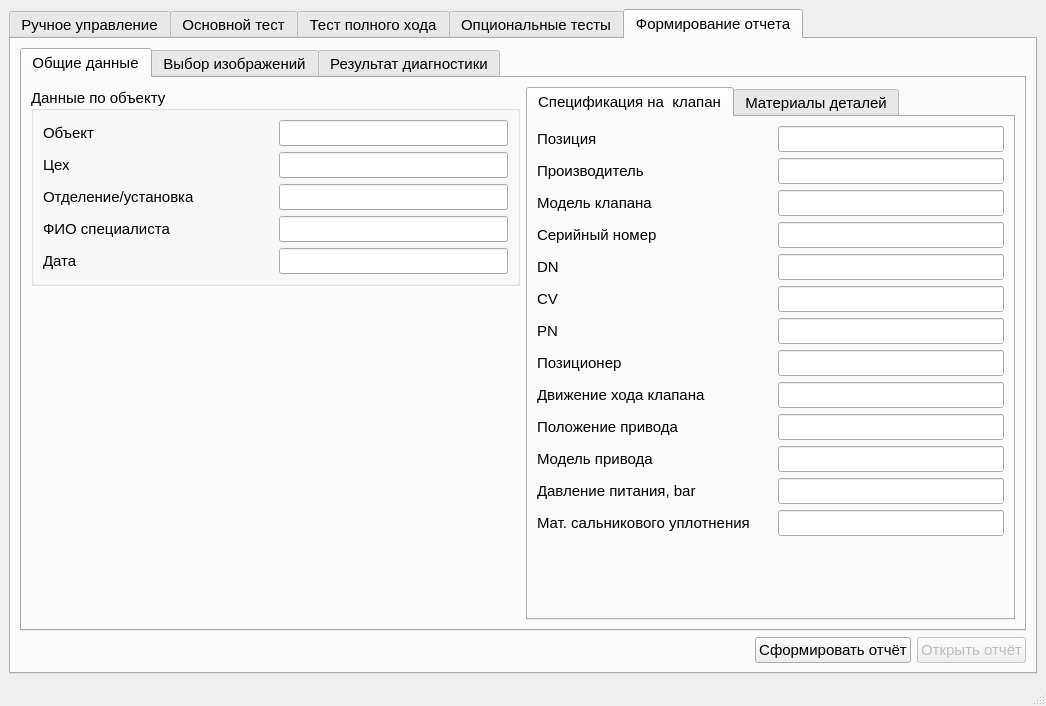
This is MainWindow.ui in Rekvim/MpiSdk as Qt 5 draws it before an edit. The edited form follows.
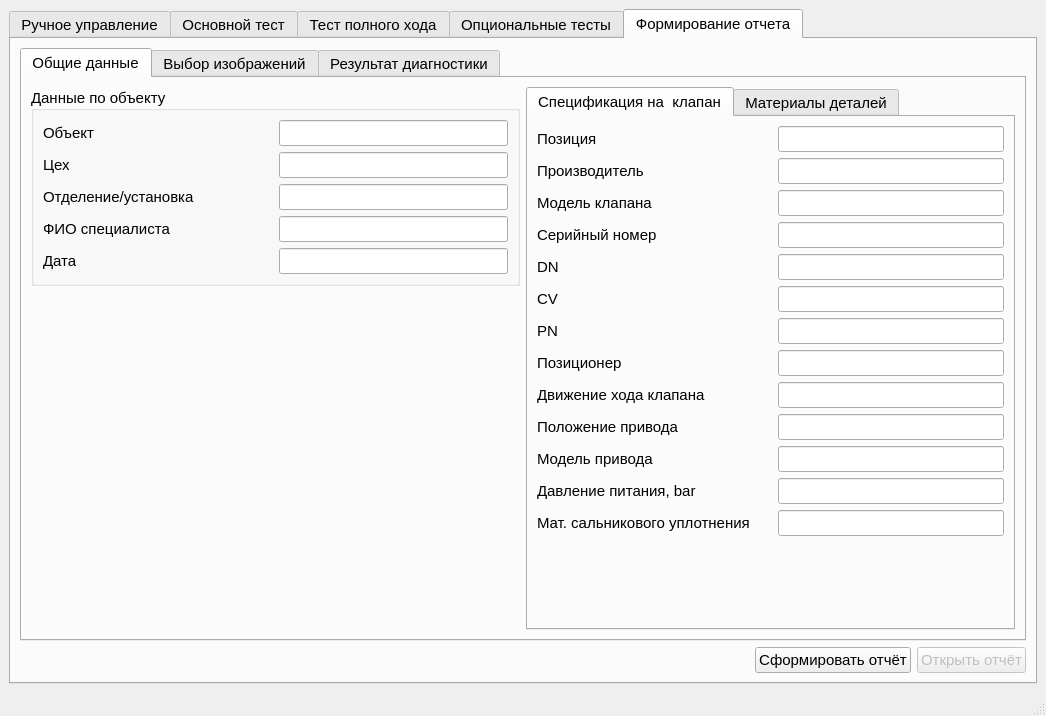
This is the edited form. The open tabs and pages were chosen to show the change. Icons and pictures are not drawn. Custom widgets are drawn as their Qt base class.

The edit to the form file:
```diff
--- a/MainWindow.ui
+++ b/MainWindow.ui
@@ -7,7 +7,7 @@
     <x>0</x>
     <y>0</y>
     <width>1046</width>
-    <height>706</height>
+    <height>716</height>
    </rect>
   </property>
   <property name="font">
```
Left out of the diff: 347 changed lines with no effect on the pictures. Lines whose indentation alone changed are shown as unchanged.
